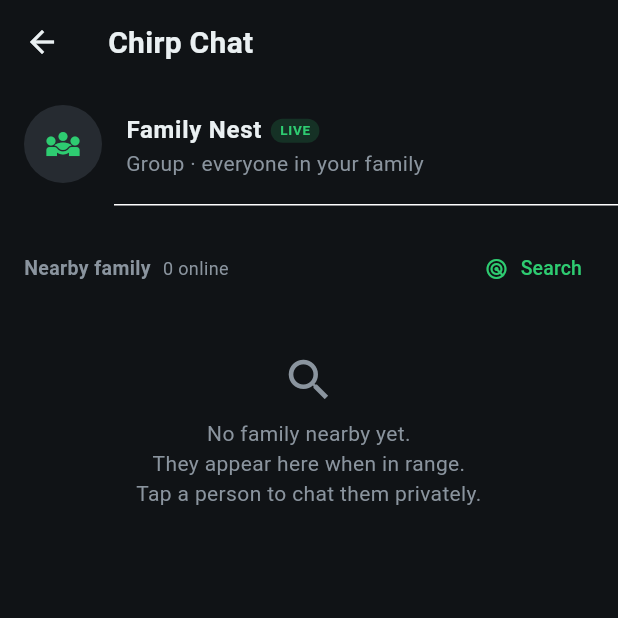
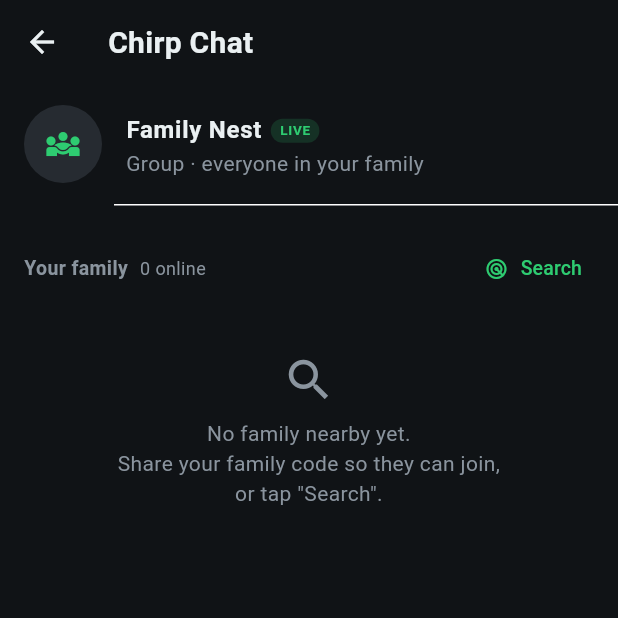
Before and after one commit to Mangulabnan-Bernard/Nest_Link, a Flutter app: the ChirpChatScreen screen opened directly, on a phone screen of 412 x 824 dp, the top half of it. Run offline on Flutter 3.47's test engine with Material 3 defaults, Android fonts, the phone set to English and light mode, and no system bars; our stand-ins replace audioplayers, flutter_map, geolocator, latlong2, permission_handler, shared_preferences; missing offline and left inert: record; accounts and stored records are empty.

Commit message:
feat(mobile): discover everyone nearby + private chat with anyone
Add an open "Others nearby" list alongside your family — see anyone using
the app nearby and choose who to message, while keeping family data private.

- Presence now tracks every nearby person (with their family code), so they
  appear in a discovery list even if they're in another family
- Chirp tab shows two sections: "Your family" and "Others nearby"; tapping
  anyone opens a private 1-on-1 chat
- Privacy preserved: group chat (Family Nest), status, and location/map
  remain family-only; only presence + private DMs cross families
- Family Nest bar, Safe Flight board, and Nest Mat scope to family members

Co-Authored-By: Claude Opus 4.8 <noreply@anthropic.com>

```diff
--- a/mobile/lib/screens/chirp_chat_screen.dart
+++ b/mobile/lib/screens/chirp_chat_screen.dart
@@ -45,7 +45,8 @@ class _ChirpChatScreenState extends State<ChirpChatScreen> {
       body: AnimatedBuilder(
         animation: _mesh,
         builder: (context, _) {
-          final nearby = _mesh.reachable;
+          final family = _mesh.familyReachable;
+          final others = _mesh.othersReachable;
           return ListView(
             children: [
               // Group thread
@@ -68,15 +69,48 @@ class _ChirpChatScreenState extends State<ChirpChatScreen> {
               ),
               const Divider(height: 1, indent: 76),
 
-              // Nearby family (private chats)
-              Padding(
+              // Your family (private chats)
+              _sectionHeader('Your family', family.length, withSearch: true),
+              if (family.isEmpty)
+                _emptyHint(
+                    'No family nearby yet.\nShare your family code so they can join,\nor tap "Search".')
+              else
+                ...family.map(_personTile),
+
+              // Others nearby (open discovery — tap to chat privately)
+              if (others.isNotEmpty) ...[
+                _sectionHeader('Others nearby', others.length),
+                const Padding(
+                  padding: EdgeInsets.fromLTRB(16, 0, 16, 8),
+                  child: Text('People nearby using the app — tap to chat them privately.',
+                      style: TextStyle(color: Brand.textDim, fontSize: 11)),
+                ),
+                ...others.map(_personTile),
+              ],
+            ],
+          );
+        },
+      ),
+    );
+  }
+
+  Widget _liveChip() => Container(
+        padding: const EdgeInsets.symmetric(horizontal: 6, vertical: 1),
+        decoration: BoxDecoration(
+            color: Brand.emerald.withValues(alpha: 0.16), borderRadius: BorderRadius.circular(8)),
+        child: const Text('LIVE',
+            style: TextStyle(color: Brand.emerald, fontSize: 9, fontWeight: FontWeight.bold)),
+      );
+
+  Widget _sectionHeader(String title, int count, {bool withSearch = false}) => Padding(
         padding: const EdgeInsets.fromLTRB(16, 18, 8, 8),
         child: Row(children: [
-                  const Text('Nearby family',
-                      style: TextStyle(color: Brand.textDim, fontWeight: FontWeight.bold, fontSize: 13)),
+          Text(title,
+              style: const TextStyle(
+                  color: Brand.textDim, fontWeight: FontWeight.bold, fontSize: 13)),
           const SizedBox(width: 8),
-                  Text('${nearby.length} online',
-                      style: const TextStyle(color: Brand.textDim, fontSize: 12)),
+          Text('$count online', style: const TextStyle(color: Brand.textDim, fontSize: 12)),
+          if (withSearch) ...[
             const Spacer(),
             if (_searching)
               const Padding(
@@ -96,24 +130,20 @@ class _ChirpChatScreenState extends State<ChirpChatScreen> {
                 icon: const Icon(Icons.radar, size: 16, color: Brand.emerald),
                 label: const Text('Search', style: TextStyle(color: Brand.emerald, fontSize: 13)),
               ),
+          ],
         ]),
-              ),
+      );
 
-              if (nearby.isEmpty)
-                const Padding(
-                  padding: EdgeInsets.all(24),
+  Widget _emptyHint(String text) => Padding(
+        padding: const EdgeInsets.all(24),
         child: Column(children: [
-                    Icon(Icons.search, color: Brand.textDim, size: 36),
-                    SizedBox(height: 8),
-                    Text(
-                      'No family nearby yet.\nThey appear here when in range.\nTap a person to chat them privately.',
-                      textAlign: TextAlign.center,
-                      style: TextStyle(color: Brand.textDim),
-                    ),
+          const Icon(Icons.search, color: Brand.textDim, size: 36),
+          const SizedBox(height: 8),
+          Text(text, textAlign: TextAlign.center, style: const TextStyle(color: Brand.textDim)),
         ]),
-                )
-              else
-                ...nearby.map((p) {
+      );
+
+  Widget _personTile(MemberPresence p) {
     final strong = MeshService.qualityOf(p) == 'strong';
     final name = _nameFor(p);
     return ListTile(
@@ -145,23 +175,8 @@ class _ChirpChatScreenState extends State<ChirpChatScreen> {
       trailing: const Icon(Icons.lock_outline, size: 16, color: Brand.textDim),
       onTap: () => Navigator.push(
         context,
-                      MaterialPageRoute(
-                          builder: (_) => PrivateChatScreen(peerEid: p.eid, peerName: name)),
-                    ),
-                  );
-                }),
-            ],
-          );
-        },
+        MaterialPageRoute(builder: (_) => PrivateChatScreen(peerEid: p.eid, peerName: name)),
       ),
     );
   }
-
-  Widget _liveChip() => Container(
-        padding: const EdgeInsets.symmetric(horizontal: 6, vertical: 1),
-        decoration: BoxDecoration(
-            color: Brand.emerald.withValues(alpha: 0.16), borderRadius: BorderRadius.circular(8)),
-        child: const Text('LIVE',
-            style: TextStyle(color: Brand.emerald, fontSize: 9, fontWeight: FontWeight.bold)),
-      );
 }
--- a/mobile/lib/screens/family_nest_screen.dart
+++ b/mobile/lib/screens/family_nest_screen.dart
@@ -73,7 +73,7 @@ class _FamilyNestScreenState extends State<FamilyNestScreen> {
   /// Toast when a family member connects or drops out of range.
   void _onMeshChange() {
     if (!mounted) return;
-    final now = _mesh.reachable.map((p) => p.eid).toSet();
+    final now = _mesh.familyReachable.map((p) => p.eid).toSet();
     if (!_baselineSet) {
       _prevReachable = now;
       _baselineSet = true;
@@ -321,7 +321,7 @@ class _FamilyNestScreenState extends State<FamilyNestScreen> {
         if (!_mesh.running) {
           return _bar(Brand.surface, Icons.hub, 'Mesh off', Brand.textDim);
         }
-        final members = _mesh.reachable;
+        final members = _mesh.familyReachable;
         if (members.isEmpty) {
           return _bar(Brand.surface, Icons.search, 'Searching for family nearby…', Brand.textDim);
         }
--- a/mobile/lib/screens/nest_mat_screen.dart
+++ b/mobile/lib/screens/nest_mat_screen.dart
@@ -60,7 +60,7 @@ class _NestMatScreenState extends State<NestMatScreen>
             child: AnimatedBuilder(
               animation: _mesh,
               builder: (context, _) {
-                final live = _mesh.presence;
+                final live = _mesh.familyReachable;
                 return ListView(
                   padding: const EdgeInsets.symmetric(horizontal: 16),
                   children: live.isEmpty
--- a/mobile/lib/screens/safe_flight_screen.dart
+++ b/mobile/lib/screens/safe_flight_screen.dart
@@ -75,7 +75,7 @@ class _SafeFlightScreenState extends State<SafeFlightScreen> {
           AnimatedBuilder(
             animation: _mesh,
             builder: (context, _) {
-              final live = _mesh.presence;
+              final live = _mesh.familyReachable;
               return Column(
                 crossAxisAlignment: CrossAxisAlignment.start,
                 children: [
--- a/mobile/lib/services/mesh_service.dart
+++ b/mobile/lib/services/mesh_service.dart
@@ -33,11 +33,12 @@ class MeshMessage {
   });
 }
 
-/// Live presence/status of a family member seen over the mesh.
+/// Live presence/status of a person seen over the mesh.
 class MemberPresence {
   final String eid;
   String name;
   String status;
+  String familyCode; // which family they belong to (for the discover list)
   int lastSeenMs;
   double? lat;
   double? lng;
@@ -46,6 +47,7 @@ class MemberPresence {
     required this.name,
     required this.status,
     required this.lastSeenMs,
+    this.familyCode = '',
     this.lat,
     this.lng,
   });
@@ -208,29 +210,26 @@ class MeshService extends ChangeNotifier {
     final hops = (m['hopCount'] as num?)?.toInt() ?? 0;
     final env = MeshEnvelope.decode(m['text']?.toString() ?? '');
 
-    // Privacy: ignore traffic that isn't from my family (the phone still relays
-    // it for others, it just won't be shown here).
     final myFamily = Identity.instance.familyCode ?? '';
-    if (env.familyCode.isNotEmpty && myFamily.isNotEmpty && env.familyCode != myFamily) {
-      return;
-    }
+    final sameFamily = env.familyCode.isEmpty || myFamily.isEmpty || env.familyCode == myFamily;
+    final destEid = m['destEid']?.toString() ?? 'broadcast';
+    final toBroadcast = destEid == 'broadcast';
+    final toMe = destEid == _eid;
 
-    // learn the sender's name from the envelope (registry rename still wins)
-    if (env.senderName.isNotEmpty && !Identity.instance.isKnown(sourceEid)) {
-      _touchPresence(sourceEid, env.senderName, null);
-    }
+    // Always track presence so EVERYONE nearby (any family) is discoverable.
+    _touchPresence(sourceEid, env.senderName, null, env.familyCode);
 
     switch (env.kind) {
       case MeshKind.chat:
-        // Guard: never show an empty/garbled chat bubble (e.g. a stray packet
-        // from a mismatched build, or a non-chat payload).
         if (env.text.trim().isEmpty) break;
+        if (toBroadcast && !sameFamily) break; // group chat is family-private
+        if (!toBroadcast && !toMe) break; // a private message not addressed to me
         _messages.add(MeshMessage(
           id: m['id']?.toString() ?? '',
           sourceEid: sourceEid,
           senderName: _displayName(sourceEid, env.senderName),
           text: env.text,
-          destEid: m['destEid']?.toString() ?? 'broadcast',
+          destEid: destEid,
           hopCount: hops,
           viaMesh: true,
         ));
@@ -238,12 +237,14 @@ class MeshService extends ChangeNotifier {
         break;
       case MeshKind.voice:
         if (env.audioB64.isEmpty) break;
+        if (toBroadcast && !sameFamily) break;
+        if (!toBroadcast && !toMe) break;
         _messages.add(MeshMessage(
           id: m['id']?.toString() ?? '',
           sourceEid: sourceEid,
           senderName: _displayName(sourceEid, env.senderName),
           text: '🎙️ Voice message',
-          destEid: m['destEid']?.toString() ?? 'broadcast',
+          destEid: destEid,
           audioB64: env.audioB64,
           hopCount: hops,
           viaMesh: true,
@@ -251,11 +252,11 @@ class MeshService extends ChangeNotifier {
         _saveHistory();
         break;
       case MeshKind.status:
-        _touchPresence(sourceEid, env.senderName, env.status);
+        // status/location are only shared within your own family (privacy)
+        if (sameFamily) _touchPresence(sourceEid, env.senderName, env.status, env.familyCode);
         break;
       case MeshKind.location:
-        _touchPresence(sourceEid, env.senderName, null);
-        if (env.lat != null && env.lng != null) {
+        if (sameFamily && env.lat != null && env.lng != null) {
           final p = _presence[sourceEid];
           p?.lat = env.lat;
           p?.lng = env.lng;
@@ -263,8 +264,7 @@ class MeshService extends ChangeNotifier {
         break;
       case MeshKind.ping:
       case MeshKind.unknown:
-        _touchPresence(sourceEid, env.senderName, null);
-        break;
+        break; // presence already tracked above
     }
     notifyListeners();
   }
@@ -275,7 +275,7 @@ class MeshService extends ChangeNotifier {
     return Identity.instance.nameForEid(eid);
   }
 
-  void _touchPresence(String eid, String name, String? status) {
+  void _touchPresence(String eid, String name, String? status, String familyCode) {
     final now = DateTime.now().millisecondsSinceEpoch;
     final existing = _presence[eid];
     if (existing == null) {
@@ -283,11 +283,13 @@ class MeshService extends ChangeNotifier {
         eid: eid,
         name: name.isNotEmpty ? name : Identity.instance.nameForEid(eid),
         status: status ?? '—',
+        familyCode: familyCode,
         lastSeenMs: now,
       );
     } else {
       if (name.isNotEmpty) existing.name = name;
       if (status != null) existing.status = status;
+      if (familyCode.isNotEmpty) existing.familyCode = familyCode;
       existing.lastSeenMs = now;
     }
   }
@@ -423,9 +425,24 @@ class MeshService extends ChangeNotifier {
     return 'lost';
   }
 
-  /// Members we currently consider reachable (heard within the last ~55s).
+  /// Everyone reachable on the mesh right now (any family), for discovery.
   List<MemberPresence> get reachable =>
       _presence.values.where((p) => qualityOf(p) != 'lost').toList();
+
+  /// Reachable people in MY family (same code, or code-less).
+  List<MemberPresence> get familyReachable {
+    final my = Identity.instance.familyCode ?? '';
+    return reachable
+        .where((p) => p.familyCode.isEmpty || my.isEmpty || p.familyCode == my)
+        .toList();
+  }
+
+  /// Reachable people in OTHER families — shown in the "discover nearby" list.
+  List<MemberPresence> get othersReachable {
+    final my = Identity.instance.familyCode ?? '';
+    if (my.isEmpty) return const [];
+    return reachable.where((p) => p.familyCode.isNotEmpty && p.familyCode != my).toList();
+  }
 
   /// Broadcast my Safe Flight status to the family.
   Future<void> sendStatus(String status) async {
```
Lines whose indentation alone changed are shown as unchanged.
